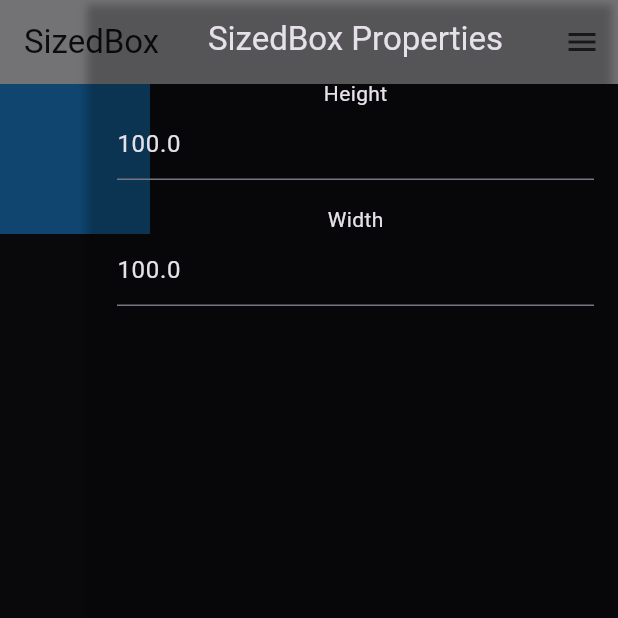
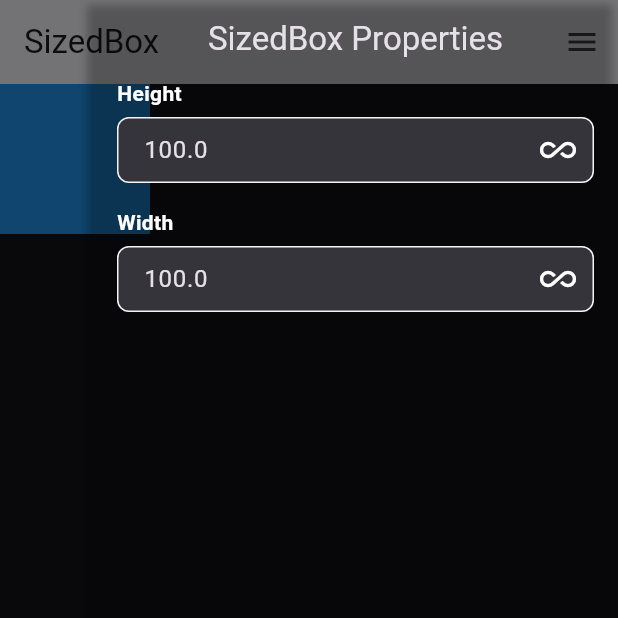
Before and after one commit to s4-ali/flutter_quest, a Flutter app: the screen it shows after launch, after a tap on the "menu" icon, on a phone screen of 412 x 824 dp, the top half of it. Run offline on Flutter 3.47's test engine with Material 2 defaults, Android fonts, the phone set to English and light mode, and no system bars; our stand-ins replace responsive_builder.

Commit message:
#1: Implemented number property field

```diff
--- a/lib/property_fields/number_field.dart
+++ b/lib/property_fields/number_field.dart
@@ -1,5 +1,6 @@
 import 'package:flutter/material.dart';
 import 'package:flutter_quest/core/property_provider.dart';
+import 'package:flutter_quest/widgets/fields/number_field.dart';
 
 /// These are the inputs required for a certain field,
 /// for example title, max value, or any other property
@@ -23,21 +24,10 @@ class TextFieldPropertyField extends PropertyField<NumberPropertyParams, num> {
     Function(num) onChanged,
     num value,
   ) {
-    return Column(
-      children: [
-        Text(params.title),
-        TextField(
-          controller: TextEditingController(text: "$value"),
-          keyboardType: TextInputType.number,
-          onSubmitted: (text) {
-            if (text.isNotEmpty) {
-              onChanged(
-                num.parse(text),
-              );
-            }
-          },
-        ),
-      ],
+    return NumberField(
+      title: params.title,
+      onChanged: onChanged,
+      value: value,
     );
   }
 }
@@ -58,7 +48,6 @@ extension TextFieldFieldPropertyProvider on PropertyProvider {
       this,
       params,
     )();
-
   }
 
   double heightField({
--- /dev/null
+++ b/lib/widgets/fields/number_field.dart
@@ -0,0 +1,43 @@
+import 'package:flutter/material.dart';
+
+import '../text_field.dart';
+
+class NumberField extends StatelessWidget {
+  final String title;
+  final Function(num) onChanged;
+  final num value;
+
+  const NumberField({
+    super.key,
+    required this.title,
+    required this.onChanged,
+    required this.value,
+  });
+
+  @override
+  Widget build(BuildContext context) {
+    return AppTextField(
+      title: title,
+      onChanged: (text) {
+        final number = num.tryParse(text);
+        if(number != null) {
+          onChanged(number);
+        }
+      },
+      suffixIcon: IconButton(
+        onPressed: () {
+          onChanged(double.infinity);
+        },
+        icon: const Icon(
+          Icons.all_inclusive,
+          color: Colors.white,
+          size: 24,
+        ),
+      ),
+      controller: TextEditingController(
+        text: "${value.isInfinite ? "Infinite" : value}",
+      ),
+      keyboardType: TextInputType.number,
+    );
+  }
+}
--- /dev/null
+++ b/lib/widgets/text_field.dart
@@ -0,0 +1,66 @@
+import 'package:flutter/material.dart';
+import 'package:flutter_quest/widgets/title_text.dart';
+
+class AppTextField extends StatelessWidget {
+  final String title;
+  final Function(String) onChanged;
+  final Widget suffixIcon;
+  final TextEditingController controller;
+  final TextInputType? keyboardType;
+
+  const AppTextField({
+    super.key,
+    required this.title,
+    required this.onChanged,
+    required this.suffixIcon,
+    required this.controller,
+    this.keyboardType,
+  });
+
+  @override
+  Widget build(BuildContext context) {
+    return Column(
+      mainAxisAlignment: MainAxisAlignment.start,
+      crossAxisAlignment: CrossAxisAlignment.start,
+      children: [
+        TitleText(title),
+        const SizedBox(
+          height: 6,
+        ),
+        SizedBox(
+          height: 44,
+          child: TextField(
+            textAlignVertical: TextAlignVertical.center,
+            decoration: InputDecoration(
+              filled: true,
+              isDense: true,
+              contentPadding: const EdgeInsets.only(left: 14),
+              suffixIcon: suffixIcon,
+              fillColor: const Color(0xFF36343B),
+              focusedBorder: const OutlineInputBorder(
+                borderRadius: BorderRadius.all(
+                  Radius.circular(8),
+                ),
+                borderSide: BorderSide(
+                  color: Color(0xFF3772FF),
+                ),
+              ),
+              enabledBorder: const OutlineInputBorder(
+                borderRadius: BorderRadius.all(
+                  Radius.circular(8),
+                ),
+                borderSide: BorderSide(
+                  color: Color(0xFFF2F4F7),
+                  width: 1,
+                ),
+              ),
+            ),
+            controller: controller,
+            keyboardType: keyboardType,
+            onSubmitted: onChanged,
+          ),
+        ),
+      ],
+    );
+  }
+}
--- /dev/null
+++ b/lib/widgets/title_text.dart
@@ -0,0 +1,18 @@
+import 'package:flutter/material.dart';
+
+class TitleText extends StatelessWidget {
+  final String text;
+  const TitleText(this.text, {super.key,});
+
+  @override
+  Widget build(BuildContext context) {
+    return Text(
+      text,
+      style: const TextStyle(
+        fontSize: 14,
+        color: Colors.white,
+        fontWeight: FontWeight.w600,
+      ),
+    );
+  }
+}
```
